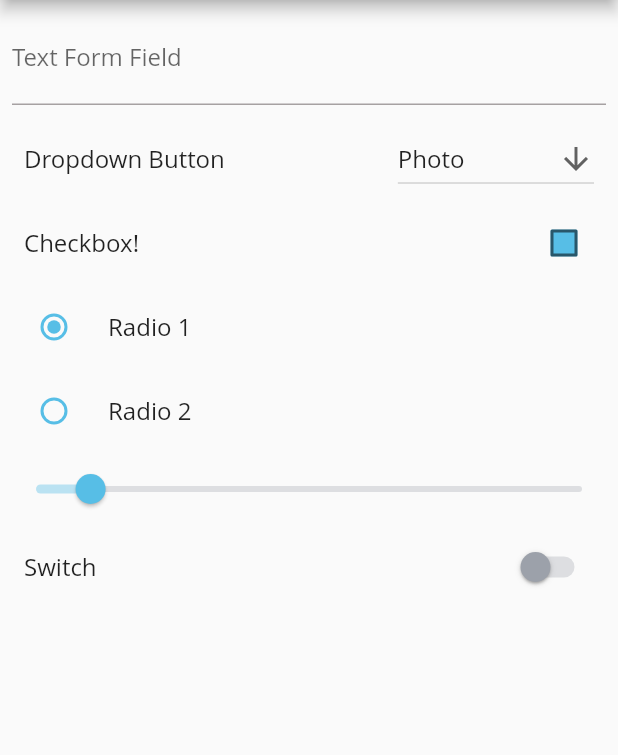
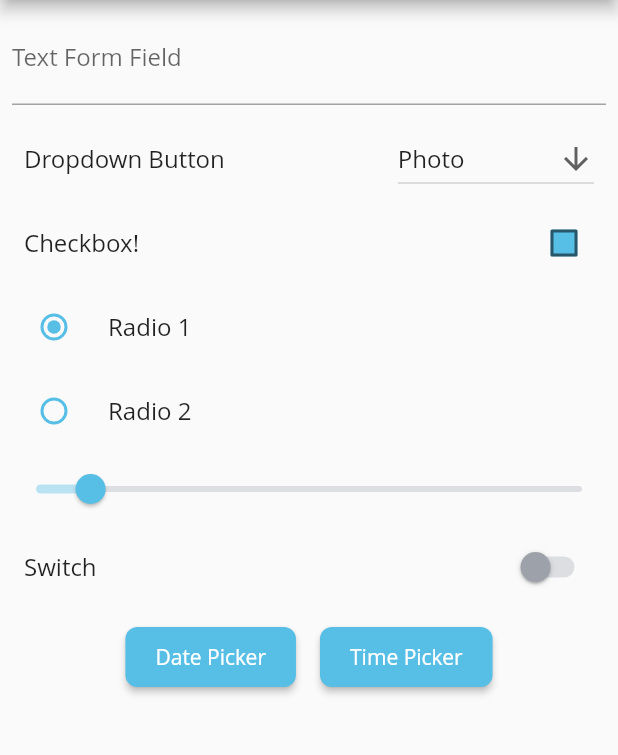
Before and after one commit to cr-crme/crcrme_material_theme, a Flutter app: the InputShowcase screen opened by its route, on a phone screen of 412 x 824 dp, the part 84-839 px from its top. Run offline on Flutter 3.47's test engine with Material 2 defaults, Android fonts, the phone set to English and light mode, and no system bars; Roboto replaces fonts that are missing (Open Sans).

Commit message:
Added even more widgets

```diff
--- a/lib/screens/input_showcase.dart
+++ b/lib/screens/input_showcase.dart
@@ -98,6 +98,35 @@ class _InputShowcaseState extends State<InputShowcase> {
                         switchh = v;
                       });
                     }),
+                Center(
+                  child: Row(
+                    mainAxisAlignment: MainAxisAlignment.center,
+                    children: [
+                      Padding(
+                        padding: const EdgeInsets.all(8.0),
+                        child: TextButton(
+                            onPressed: () {
+                              showDatePicker(
+                                  context: context,
+                                  initialDate: DateTime(2021, 2, 15),
+                                  firstDate: DateTime(2021),
+                                  lastDate: DateTime(2022));
+                            },
+                            child: const Text("Date Picker")),
+                      ),
+                      Padding(
+                        padding: const EdgeInsets.all(8.0),
+                        child: TextButton(
+                            onPressed: () {
+                              showTimePicker(
+                                  context: context,
+                                  initialTime: TimeOfDay.now());
+                            },
+                            child: const Text("Time Picker")),
+                      ),
+                    ],
+                  ),
+                ),
               ],
             )),
       ),
--- a/lib/theme.dart
+++ b/lib/theme.dart
@@ -23,7 +23,7 @@ ThemeData get theme {
         onError: white,
         background: background,
         onBackground: black,
-        surface: blue,
+        surface: white,
         onSurface: black),
     scaffoldBackgroundColor: background,
     checkboxTheme: CheckboxThemeData(
@@ -42,6 +42,7 @@ ThemeData get theme {
         thumbColor: blue,
         activeTrackColor: blue.withAlpha(100),
         inactiveTrackColor: disabled.withAlpha(80)),
+    iconTheme: const IconThemeData(color: blue),
     elevatedButtonTheme: ElevatedButtonThemeData(
         style: ButtonStyle(
             textStyle: MaterialStateProperty.all(const TextStyle(fontSize: 20)),
```
Also changed, not shown: lib/screens/dialog_showcase.dart (+54 -5 lines).
